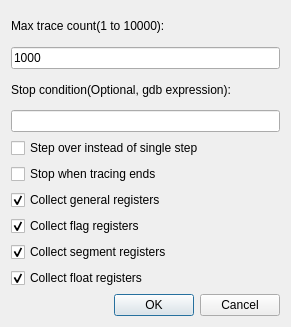
This is GUI/TraceInstructionsPromptDialog.ui in korcankaraokcu/PINCE as Qt 5 draws it before an edit. The edited form follows.
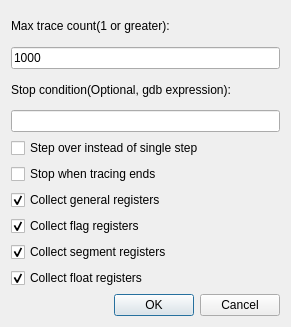
This is the edited form.

Commit message: Trace now has no upper limit

```diff
--- a/GUI/TraceInstructionsPromptDialog.ui
+++ b/GUI/TraceInstructionsPromptDialog.ui
@@ -19,7 +19,7 @@
      <item>
       <widget class="QLabel" name="label">
        <property name="text">
-        <string>Max trace count(1 to 10000):</string>
+        <string>Max trace count(1 or greater):</string>
        </property>
       </widget>
      </item>
```
The commit also changes 3 other files.
